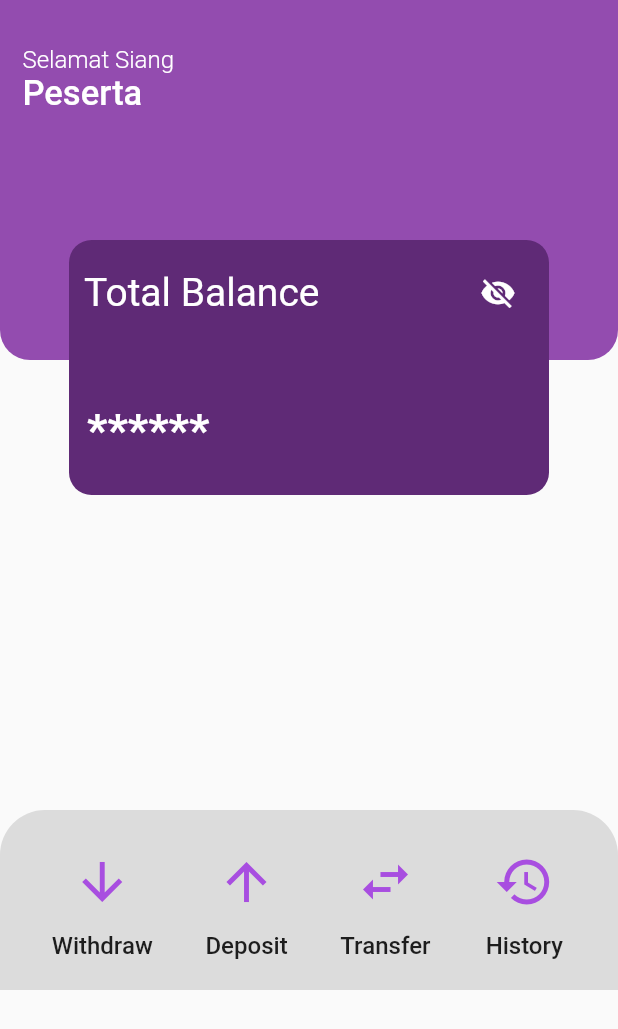
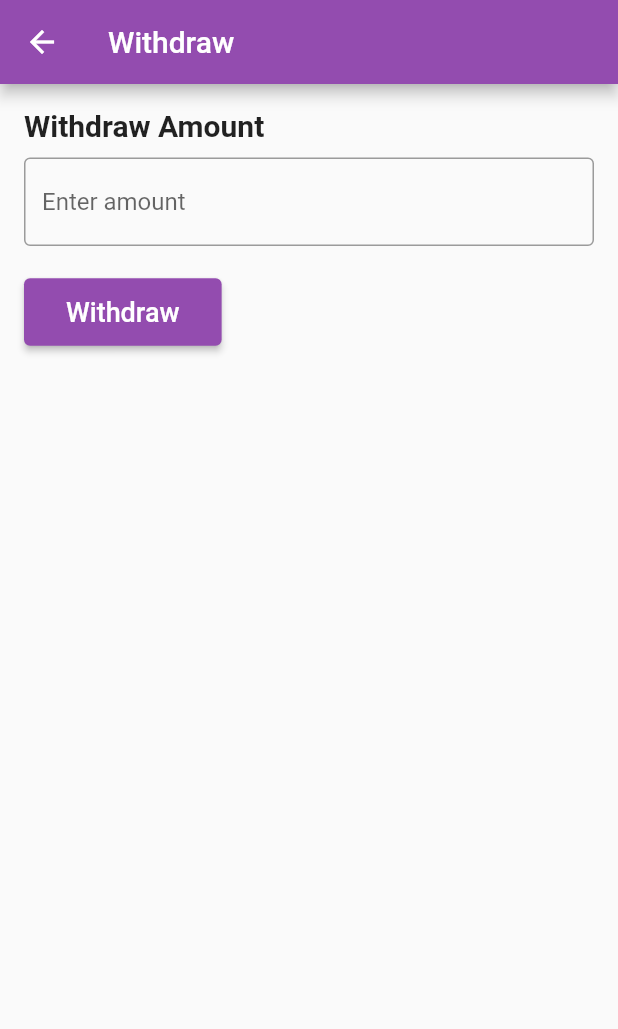
Before and after one commit to George535220173/UAS_E-MONEY, a Flutter app: the screen it shows after launch, after a tap on the "remove red eye" icon, after a tap on the "arrow downward" icon, on a phone screen of 412 x 824 dp. Shown: the top 1029 px of the screen. Run offline on Flutter 3.47's test engine with Material 2 defaults, Android fonts, the phone set to English and light mode, and no system bars.

Commit message:
Bikin page Withdraw ama tombol withdrawnya bisa pindah

```diff
--- a/lib/Home/home.dart
+++ b/lib/Home/home.dart
@@ -1,4 +1,5 @@
 import 'package:flutter/material.dart';
+import 'package:uas_emoney/Withdraw/withdraw.dart';
 
 class Home extends StatefulWidget {
   const Home({Key? key}) : super(key: key);
@@ -157,7 +158,7 @@ class _HomeState extends State<Home> {
               child: Row(
                 mainAxisAlignment: MainAxisAlignment.spaceEvenly,
                 children: [
-                  buildIconButton(Icons.arrow_downward, 'Withdraw'),
+                  buildNavigationButton(Icons.arrow_downward, 'Withdraw', WithdrawPage()),
                   buildIconButton(Icons.arrow_upward, 'Deposit'),
                   buildIconButton(Icons.swap_horiz, 'Transfer'),
                   buildIconButton(Icons.history, 'History'),
@@ -192,4 +193,30 @@ class _HomeState extends State<Home> {
       ],
     );
   }
+
+    Widget buildNavigationButton(IconData icon, String label, Widget page) {
+    return Column(
+      children: [
+        IconButton(
+          onPressed: () {
+            Navigator.push(
+              context,
+              MaterialPageRoute(builder: (context) => page),
+            );
+          },
+          icon: Icon(icon),
+          iconSize: 40,
+          color: Color.fromARGB(255, 168, 78, 224),
+        ),
+        SizedBox(height: 5),
+        Text(
+          label,
+          style: TextStyle(
+            fontSize: 16,
+            fontWeight: FontWeight.w500,
+          ),
+        ),
+      ],
+    );
+  }
 }
--- /dev/null
+++ b/lib/Withdraw/withdraw.dart
@@ -0,0 +1,55 @@
+import 'package:flutter/material.dart';
+
+class WithdrawPage extends StatelessWidget {
+  const WithdrawPage({Key? key}) : super(key: key);
+
+  @override
+  Widget build(BuildContext context) {
+    return Scaffold(
+      appBar: AppBar(
+        title: Text('Withdraw'),
+        backgroundColor: Color.fromARGB(255, 147, 76, 175), // Warna tema e-money
+      ),
+      body: Padding(
+        padding: const EdgeInsets.all(16.0),
+        child: Column(
+          crossAxisAlignment: CrossAxisAlignment.start,
+          children: [
+            Text(
+              'Withdraw Amount',
+              style: TextStyle(
+                fontWeight: FontWeight.bold,
+                fontSize: 20,
+              ),
+            ),
+            SizedBox(height: 10),
+            TextField(
+              decoration: InputDecoration(
+                hintText: 'Enter amount',
+                border: OutlineInputBorder(),
+              ),
+            ),
+            SizedBox(height: 20),
+            ElevatedButton(
+              onPressed: () {
+                // Implement withdrawal logic
+              },
+              style: ElevatedButton.styleFrom(
+                primary: Color.fromARGB(255, 147, 76, 175), // Warna tema e-money
+              ),
+              child: Padding(
+                padding: const EdgeInsets.all(12.0),
+                child: Text(
+                  'Withdraw',
+                  style: TextStyle(
+                    fontSize: 18,
+                  ),
+                ),
+              ),
+            ),
+          ],
+        ),
+      ),
+    );
+  }
+}
--- a/lib/main.dart
+++ b/lib/main.dart
@@ -1,5 +1,4 @@
 import 'package:flutter/material.dart';
-
 import 'Home/home.dart';
 
 void main(){
```
